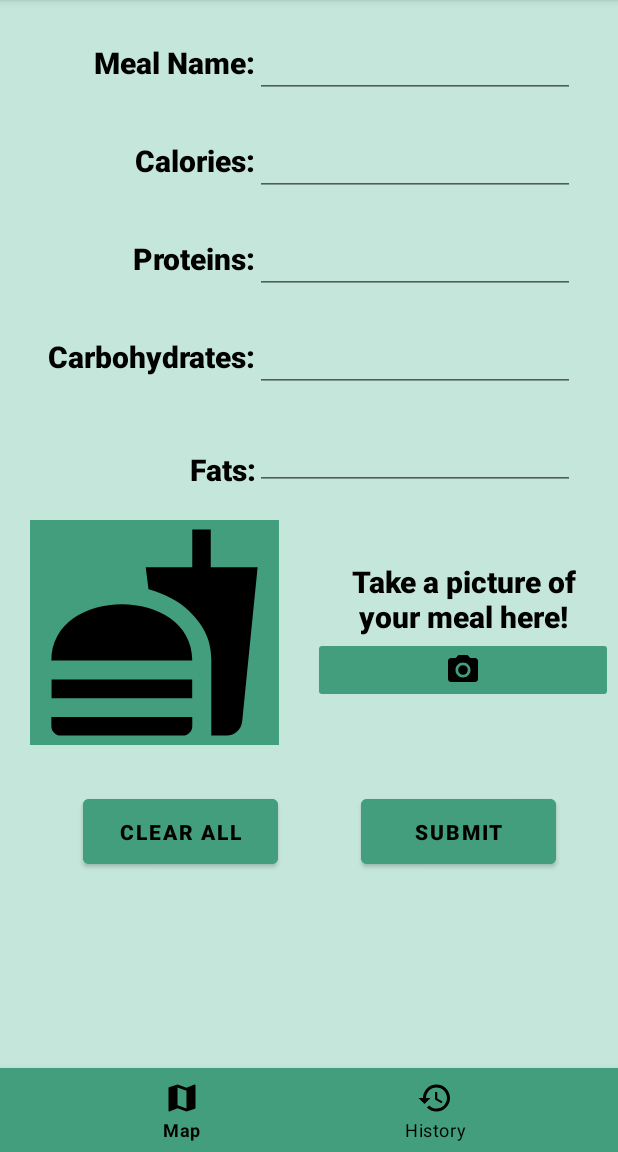
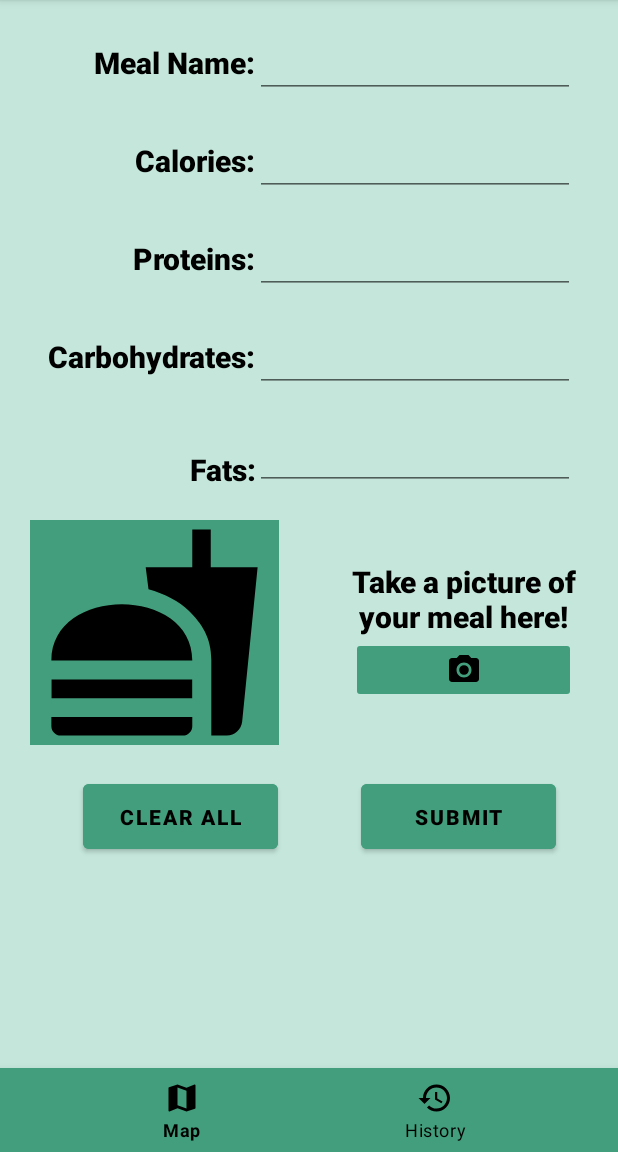
Before and after one commit to yuunster/MealMap, an Android app: the screen it shows after launch (MainActivity), after a tap on "LOG MEAL", on a phone screen of 412 x 824 dp, the part 84-1236 px from its top. Run offline under Robolectric (Android 15) with nearby library versions, the phone set to English and light mode, and no system bars; our stand-ins replace Room's generated code, navigation-ui.

Commit message:
made detail fragment scrollable (hopefully) + edited some spacing

```diff
--- a/app/src/main/res/layout/fragment_meal_detail.xml
+++ b/app/src/main/res/layout/fragment_meal_detail.xml
@@ -1,10 +1,11 @@
-<LinearLayout xmlns:android="http://schemas.android.com/apk/res/android"
-    xmlns:app="http://schemas.android.com/apk/res-auto"
-    xmlns:tools="http://schemas.android.com/tools"
-    android:id="@+id/linearLayout3"
+<ScrollView xmlns:android="http://schemas.android.com/apk/res/android"
     android:layout_width="match_parent"
     android:layout_height="match_parent"
-    android:background="@color/light_green"
+    android:background="@color/light_green">
+
+    <LinearLayout
+        android:layout_width="match_parent"
+        android:layout_height="wrap_content"
         android:orientation="vertical">
 
         <LinearLayout
@@ -109,7 +110,6 @@
                 android:layout_marginTop="20dp"
                 android:ems="10"
                 android:inputType="number" />
-
         </LinearLayout>
 
         <LinearLayout
@@ -136,7 +136,6 @@
                 android:layout_marginTop="20dp"
                 android:ems="10"
                 android:inputType="number" />
-
         </LinearLayout>
 
         <LinearLayout
@@ -180,7 +179,7 @@
 
                 <ImageButton
                     android:id="@+id/pictureButton"
-                android:layout_width="200dp"
+                    android:layout_width="150dp"
                     android:layout_height="wrap_content"
                     android:layout_marginStart="20dp"
                     android:layout_marginEnd="20dp"
@@ -188,7 +187,6 @@
                     android:src="@drawable/ic_camera"
                     android:backgroundTint="@color/dark_green"/>
             </LinearLayout>
-
         </LinearLayout>
 
         <LinearLayout
@@ -200,7 +198,7 @@
                 android:id="@+id/clearButton"
                 android:layout_width="130dp"
                 android:layout_height="55dp"
-            android:layout_marginTop="10dp"
+                android:layout_gravity="center"
                 android:layout_marginStart="55dp"
                 android:backgroundTint="@color/dark_green"
                 android:text="@string/clear_button_txt"
@@ -211,7 +209,7 @@
                 android:id="@+id/submitButton"
                 android:layout_width="130dp"
                 android:layout_height="55dp"
-            android:layout_marginTop="10dp"
+                android:layout_gravity="center"
                 android:layout_marginStart="55dp"
                 android:backgroundTint="@color/dark_green"
                 android:text="@string/submit_button_txt"
@@ -219,3 +217,5 @@
                 android:textStyle="bold" />
         </LinearLayout>
     </LinearLayout>
+
+</ScrollView>
```
Lines whose indentation alone changed are shown as unchanged.
